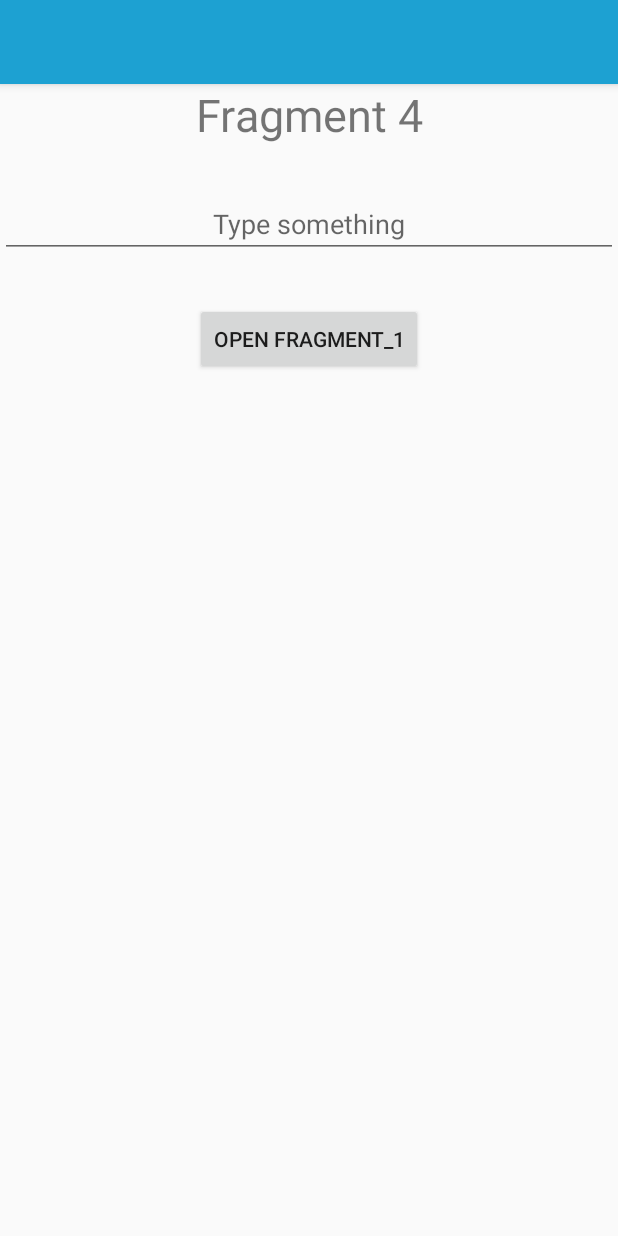
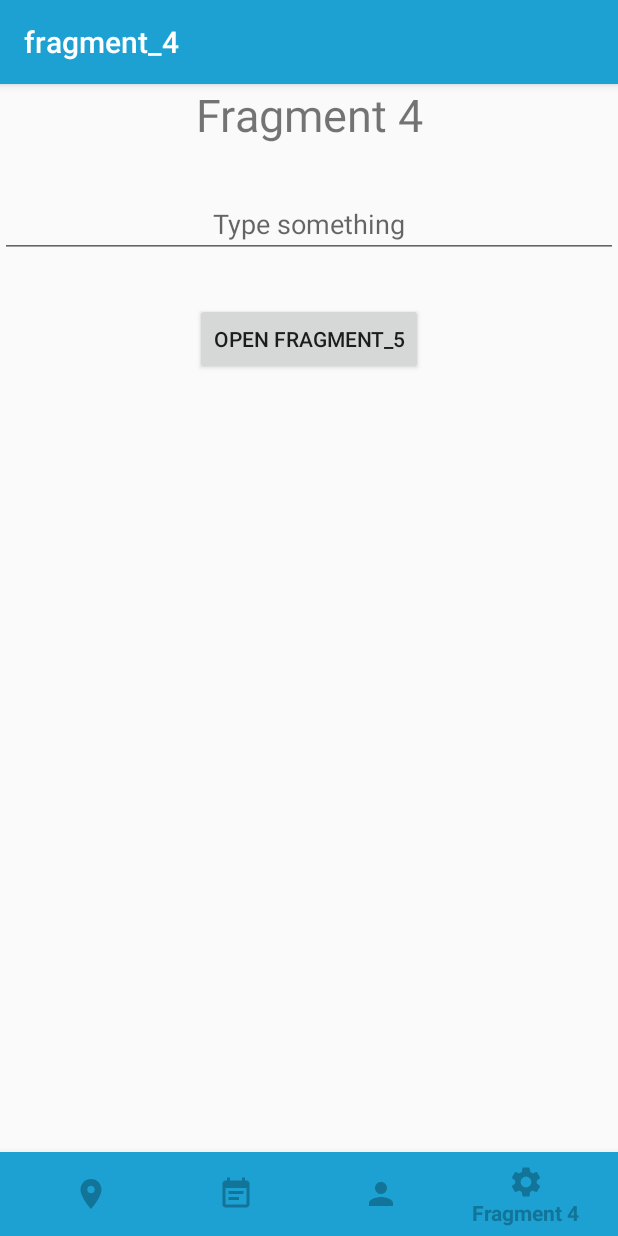
Before and after one commit to peterpazmandi/NavCompDemo, an Android app: the Fragment_4 screen opened through its navigation route, on a phone screen of 412 x 824 dp. Run offline under Robolectric (Android 15) with nearby library versions, the phone set to English and light mode, and no system bars; our stand-ins replace navigation-ui.

Commit message:
The final project of the bottom navigation bar

```diff
--- a/app/src/main/java/com/inspirecoding/navcompdemo/MainActivity.kt
+++ b/app/src/main/java/com/inspirecoding/navcompdemo/MainActivity.kt
@@ -2,12 +2,63 @@ package com.inspirecoding.navcompdemo
 
 import androidx.appcompat.app.AppCompatActivity
 import android.os.Bundle
+import android.view.View
+import androidx.appcompat.widget.Toolbar
+import androidx.navigation.NavController
+import androidx.navigation.Navigation
+import androidx.navigation.ui.AppBarConfiguration
+import androidx.navigation.ui.NavigationUI
+import androidx.navigation.ui.setupWithNavController
+import kotlinx.android.synthetic.main.activity_main.*
 
 class MainActivity : AppCompatActivity()
 {
+    private lateinit var navController: NavController
+
+    private val appBarConfiguration by lazy {
+        AppBarConfiguration(
+            setOf(
+                R.id.fragment_1,
+                R.id.fragment_2,
+                R.id.fragment_3,
+                R.id.fragment_4
+            )
+        )
+    }
+
     override fun onCreate(savedInstanceState: Bundle?)
     {
         super.onCreate(savedInstanceState)
         setContentView(R.layout.activity_main)
+
+        val toolbar = findViewById<Toolbar>(R.id.toolbar)
+        setSupportActionBar(toolbar)
+
+        //Getting the Navigation Controller
+        navController = Navigation.findNavController(this, R.id.container)
+
+        //Setting the navigation controller to Bottom Nav
+        bottom_nav.setupWithNavController(navController)
+
+        //Setting up the action bar
+        NavigationUI.setupWithNavController(toolbar, navController, appBarConfiguration)
+
+        navController.addOnDestinationChangedListener { _, destination, _ ->
+            when (destination.id)
+            {
+                R.id.fragment_5 -> hideBottomNav()
+                else -> showBottomNav()
+            }
+        }
+    }
+
+    private fun showBottomNav()
+    {
+        bottom_nav.visibility = View.VISIBLE
+    }
+
+    private fun hideBottomNav()
+    {
+        bottom_nav.visibility = View.GONE
     }
 }
--- a/app/src/main/java/com/inspirecoding/navcompdemo/fragments/Fragment_4.kt
+++ b/app/src/main/java/com/inspirecoding/navcompdemo/fragments/Fragment_4.kt
@@ -5,8 +5,10 @@ import androidx.fragment.app.Fragment
 import android.view.LayoutInflater
 import android.view.View
 import android.view.ViewGroup
+import androidx.navigation.fragment.findNavController
 
 import com.inspirecoding.navcompdemo.R
+import kotlinx.android.synthetic.main.fragment_4.*
 
 class Fragment_4 : Fragment()
 {
@@ -15,4 +17,16 @@ class Fragment_4 : Fragment()
         // Inflate the layout for this fragment
         return inflater.inflate(R.layout.fragment_4, container, false)
     }
+
+    // 1
+    override fun onViewCreated(view: View, savedInstanceState: Bundle?)
+    {
+        super.onViewCreated(view, savedInstanceState)
+
+        // 2
+        btn_fragment_4.setOnClickListener {
+            // 3
+            findNavController().navigate(R.id.action_fragment_4_to_fragment_5)
+        }
+    }
 }
--- /dev/null
+++ b/app/src/main/res/drawable-v24/ic_location.xml
@@ -0,0 +1,9 @@
+<vector xmlns:android="http://schemas.android.com/apk/res/android"
+        android:width="24dp"
+        android:height="24dp"
+        android:viewportWidth="24.0"
+        android:viewportHeight="24.0">
+    <path
+        android:fillColor="@color/colorAccent"
+        android:pathData="M12,2C8.13,2 5,5.13 5,9c0,5.25 7,13 7,13s7,-7.75 7,-13c0,-3.87 -3.13,-7 -7,-7zM12,11.5c-1.38,0 -2.5,-1.12 -2.5,-2.5s1.12,-2.5 2.5,-2.5 2.5,1.12 2.5,2.5 -1.12,2.5 -2.5,2.5z"/>
+</vector>
--- /dev/null
+++ b/app/src/main/res/drawable-v24/ic_note.xml
@@ -0,0 +1,9 @@
+<vector xmlns:android="http://schemas.android.com/apk/res/android"
+        android:width="24dp"
+        android:height="24dp"
+        android:viewportWidth="24.0"
+        android:viewportHeight="24.0">
+    <path
+        android:fillColor="@color/colorAccent"
+        android:pathData="M17,10L7,10v2h10v-2zM19,3h-1L18,1h-2v2L8,3L8,1L6,1v2L5,3c-1.11,0 -1.99,0.9 -1.99,2L3,19c0,1.1 0.89,2 2,2h14c1.1,0 2,-0.9 2,-2L21,5c0,-1.1 -0.9,-2 -2,-2zM19,19L5,19L5,8h14v11zM14,14L7,14v2h7v-2z"/>
+</vector>
--- /dev/null
+++ b/app/src/main/res/drawable-v24/ic_person.xml
@@ -0,0 +1,9 @@
+<vector xmlns:android="http://schemas.android.com/apk/res/android"
+        android:width="24dp"
+        android:height="24dp"
+        android:viewportWidth="24.0"
+        android:viewportHeight="24.0">
+    <path
+        android:fillColor="@color/colorAccent"
+        android:pathData="M12,12c2.21,0 4,-1.79 4,-4s-1.79,-4 -4,-4 -4,1.79 -4,4 1.79,4 4,4zM12,14c-2.67,0 -8,1.34 -8,4v2h16v-2c0,-2.66 -5.33,-4 -8,-4z"/>
+</vector>
--- /dev/null
+++ b/app/src/main/res/drawable-v24/ic_settings.xml
@@ -0,0 +1,9 @@
+<vector xmlns:android="http://schemas.android.com/apk/res/android"
+        android:width="24dp"
+        android:height="24dp"
+        android:viewportWidth="24"
+        android:viewportHeight="24">
+    <path
+        android:fillColor="@color/colorAccent"
+        android:pathData="M19.1,12.9a2.8,2.8 0,0 0,0.1 -0.9,2.8 2.8,0 0,0 -0.1,-0.9l2.1,-1.6a0.7,0.7 0,0 0,0.1 -0.6L19.4,5.5a0.7,0.7 0,0 0,-0.6 -0.2l-2.4,1a6.5,6.5 0,0 0,-1.6 -0.9l-0.4,-2.6a0.5,0.5 0,0 0,-0.5 -0.4H10.1a0.5,0.5 0,0 0,-0.5 0.4L9.3,5.4a5.6,5.6 0,0 0,-1.7 0.9l-2.4,-1a0.4,0.4 0,0 0,-0.5 0.2l-2,3.4c-0.1,0.2 0,0.4 0.2,0.6l2,1.6a2.8,2.8 0,0 0,-0.1 0.9,2.8 2.8,0 0,0 0.1,0.9L2.8,14.5a0.7,0.7 0,0 0,-0.1 0.6l1.9,3.4a0.7,0.7 0,0 0,0.6 0.2l2.4,-1a6.5,6.5 0,0 0,1.6 0.9l0.4,2.6a0.5,0.5 0,0 0,0.5 0.4h3.8a0.5,0.5 0,0 0,0.5 -0.4l0.3,-2.6a5.6,5.6 0,0 0,1.7 -0.9l2.4,1a0.4,0.4 0,0 0,0.5 -0.2l2,-3.4c0.1,-0.2 0,-0.4 -0.2,-0.6ZM12,15.6A3.6,3.6 0,1 1,15.6 12,3.6 3.6,0 0,1 12,15.6Z"/>
+</vector>
--- a/app/src/main/res/layout/activity_main.xml
+++ b/app/src/main/res/layout/activity_main.xml
@@ -13,4 +13,15 @@
         android:layout_width="match_parent"
         android:layout_height="match_parent"/>
 
+    <com.google.android.material.bottomnavigation.BottomNavigationView
+        android:id="@+id/bottom_nav"
+        android:layout_width="match_parent"
+        android:layout_height="wrap_content"
+        app:layout_constraintBottom_toBottomOf="parent"
+        app:menu="@menu/menu_bottom_nav"
+        app:itemIconTint="@color/colorPrimaryDark"
+        app:itemTextColor="@color/colorPrimaryDark"
+        android:elevation="6dp"
+        android:background="@color/colorPrimary"/>
+
 </androidx.constraintlayout.widget.ConstraintLayout>
--- a/app/src/main/res/layout/fragment_4.xml
+++ b/app/src/main/res/layout/fragment_4.xml
@@ -27,6 +27,6 @@
         android:layout_height="wrap_content"
         android:layout_marginTop="30dp"
         android:layout_gravity="center_horizontal"
-        android:text="@string/open_fragment_1"/>
+        android:text="@string/open_fragment_5"/>
 
 </LinearLayout>
--- /dev/null
+++ b/app/src/main/res/menu/menu_bottom_nav.xml
@@ -0,0 +1,22 @@
+<?xml version="1.0" encoding="utf-8"?>
+<menu
+    xmlns:android="http://schemas.android.com/apk/res/android">
+
+    <item
+        android:id="@+id/fragment_1"
+        android:icon="@drawable/ic_location"
+        android:title="Fragment 1"/>
+    <item
+        android:id="@+id/fragment_2"
+        android:icon="@drawable/ic_note"
+        android:title="Fragment 2"/>
+    <item
+        android:id="@+id/fragment_3"
+        android:icon="@drawable/ic_person"
+        android:title="Fragment 3"/>
+    <item
+        android:id="@+id/fragment_4"
+        android:icon="@drawable/ic_settings"
+        android:title="Fragment 4"/>
+
+</menu>
--- a/app/src/main/res/navigation/navigation_graph.xml
+++ b/app/src/main/res/navigation/navigation_graph.xml
@@ -37,7 +37,11 @@
         android:id="@+id/fragment_4"
         android:name="com.inspirecoding.navcompdemo.fragments.Fragment_4"
         android:label="fragment_4"
-        tools:layout="@layout/fragment_4" />
+        tools:layout="@layout/fragment_4" >
+        <action
+            android:id="@+id/action_fragment_4_to_fragment_5"
+            app:destination="@id/fragment_5" />
+    </fragment>
     <fragment
         android:id="@+id/fragment_5"
         android:name="com.inspirecoding.navcompdemo.fragments.Fragment_5"
```
